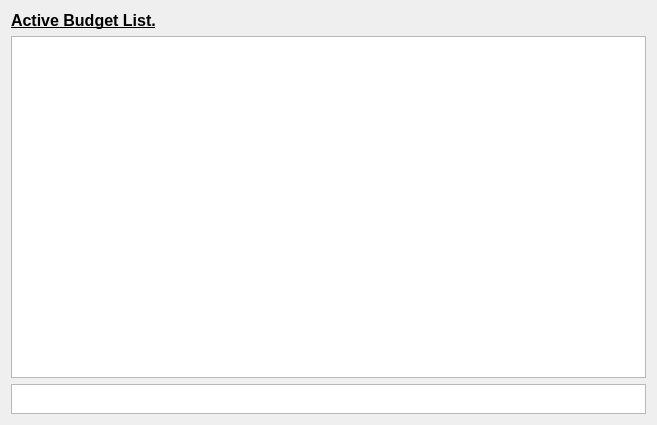
This is src/qt/forms/budgetlistview.ui in SocialSend/SocialSend as Qt 5 draws it before an edit. The edited form follows.
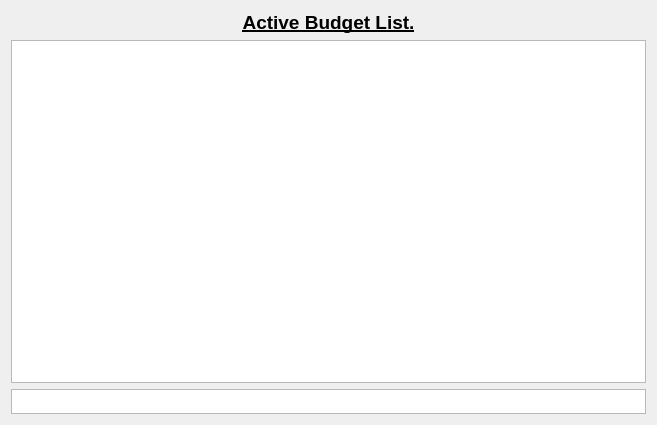
This is the edited form.

The edit to the form file:
```diff
--- a/src/qt/forms/budgetlistview.ui
+++ b/src/qt/forms/budgetlistview.ui
@@ -18,7 +18,7 @@
     <widget class="QLabel" name="label">
      <property name="font">
       <font>
-       <pointsize>12</pointsize>
+       <pointsize>14</pointsize>
        <weight>75</weight>
        <bold>true</bold>
        <underline>true</underline>
@@ -27,6 +27,9 @@
      <property name="text">
       <string>Active Budget List.</string>
      </property>
+     <property name="alignment">
+      <set>Qt::AlignCenter</set>
+     </property>
     </widget>
    </item>
    <item>
@@ -45,7 +48,7 @@
         <x>0</x>
         <y>0</y>
         <width>637</width>
-        <height>344</height>
+        <height>345</height>
        </rect>
       </property>
      </widget>
@@ -56,7 +59,7 @@
      <property name="maximumSize">
       <size>
        <width>16777215</width>
-       <height>30</height>
+       <height>25</height>
       </size>
      </property>
     </widget>
```
